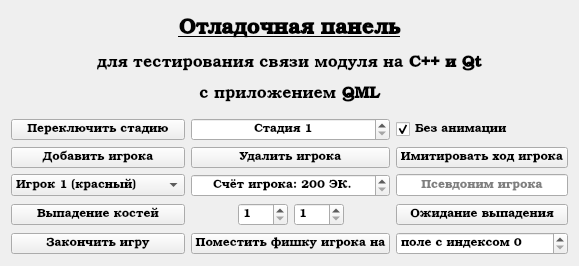
AlekseyLapunov/Client-Monopoly, file userinterface/subinterfaces/gamemanagerwindow.ui: the form before one commit.
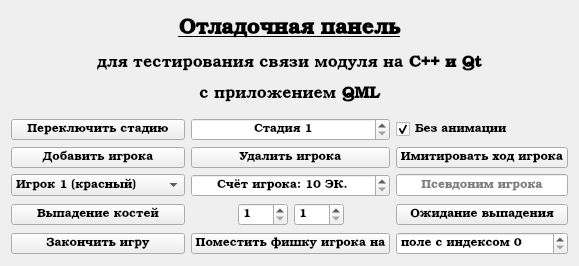
The form after the commit.

What changed in the file:
```diff
--- a/userinterface/subinterfaces/gamemanagerwindow.ui
+++ b/userinterface/subinterfaces/gamemanagerwindow.ui
@@ -54,7 +54,7 @@
         <string>Счёт игрока: </string>
        </property>
        <property name="minimum">
-        <number>200</number>
+        <number>10</number>
        </property>
        <property name="maximum">
         <number>4000</number>
```
Left out of the diff: 4 changed lines with no effect on the pictures.
